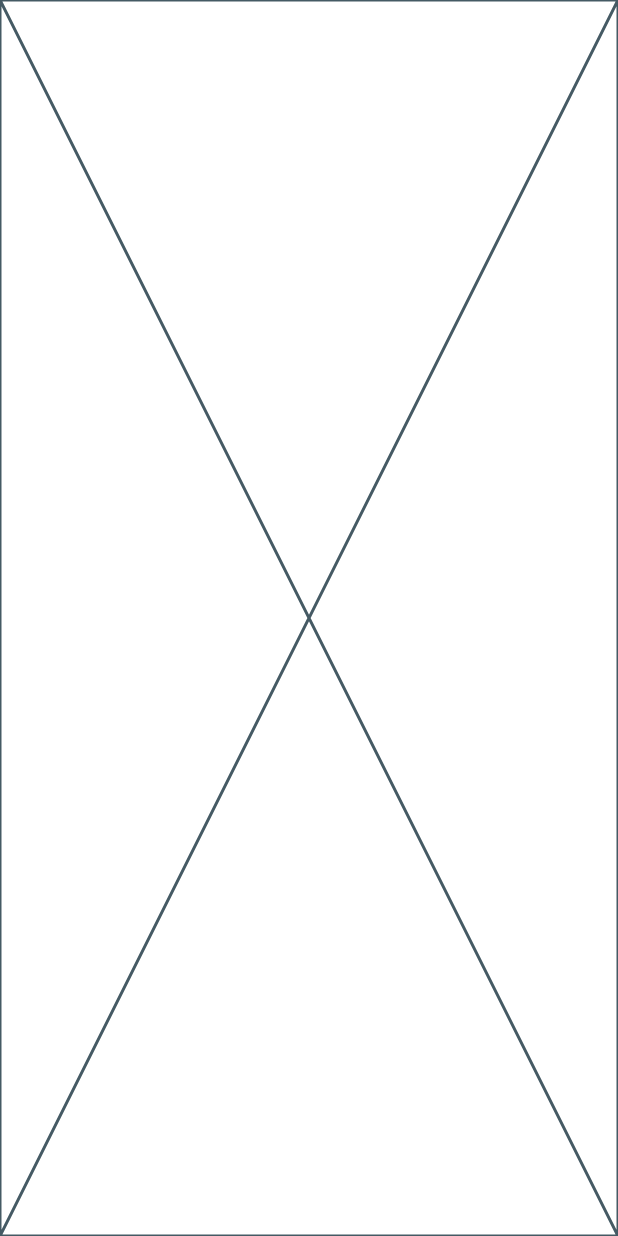
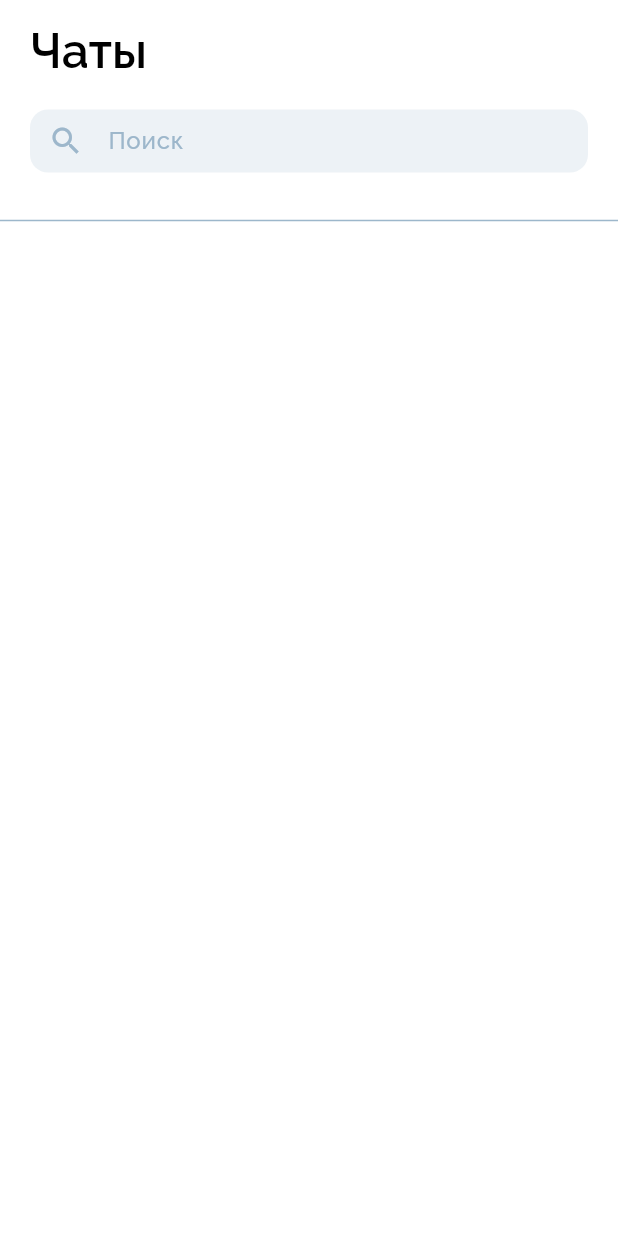
Before and after one commit to bukhanovskayamarina22/chat, a Flutter app: the screen it shows after launch, on a phone screen of 412 x 824 dp. Run offline on Flutter 3.47's test engine with Material 3 defaults, Android fonts, the phone set to English and light mode, and no system bars; our stand-ins replace firebase_core, google_fonts; accounts and stored records are empty.

Commit message:
renamed chats page to chats list page created a chats list page scaffold created a chat list page appbar fixed error in colorScheme (incorrect tetriary color)

```diff
--- /dev/null
+++ b/devtools_options.yaml
@@ -0,0 +1 @@
+extensions:
--- a/lib/main.dart
+++ b/lib/main.dart
@@ -1,23 +1,20 @@
 import 'package:firebase_core/firebase_core.dart';
+import 'package:flutter/material.dart';
+import 'package:test_assignment_chat/firebase_options.dart';
+import 'package:test_assignment_chat/pages/chats_list_page.dart';
 
-import 'package:flutter/material.dart';
-
-import 'package:test_assignment_chat/firebase_options.dart';
 import 'package:test_assignment_chat/theme.dart';
-import 'package:test_assignment_chat/widgets/avatar_with_gradient.dart';
-import 'package:test_assignment_chat/widgets/chat_card.dart';
-import 'package:test_assignment_chat/widgets/chats_page_chat_card.dart';
 
 Future<void> main() async {
   WidgetsFlutterBinding.ensureInitialized();
   await Firebase.initializeApp(
     options: DefaultFirebaseOptions.currentPlatform,
   );
-  runApp(MyApp());
+  runApp(const MyApp());
 }
 
 class MyApp extends StatelessWidget {
-  MyApp({super.key});
+  const MyApp({super.key});
 
   @override
   Widget build(BuildContext context) {
@@ -28,11 +25,8 @@
         useMaterial3: true,
       ),
       themeMode: ThemeMode.light,
-      home: Scaffold(
-          appBar: AppBar(
-            toolbarHeight: double.minPositive,
-          ),
-          body: Placeholder()),
+      // themeMode: ThemeMode.light,
+      home: const ChatsListPageScaffold(),
     );
   }
 }
--- /dev/null
+++ b/lib/pages/chats_list_page.dart
@@ -0,0 +1,66 @@
+import 'package:flutter/material.dart';
+
+class ChatsListPageScaffold extends StatelessWidget {
+  const ChatsListPageScaffold({
+    super.key,
+  });
+
+  @override
+  Widget build(BuildContext context) {
+    return const Scaffold(
+        body:Column(
+          children: [
+            ChatsListPageAppBar(),
+          ],
+        ));
+  }
+}
+
+class ChatsListPageAppBar extends StatelessWidget {
+  const ChatsListPageAppBar({
+    super.key,
+  });
+
+  @override
+  Widget build(BuildContext context) {
+    return SizedBox(
+        height: 169,
+        child: Column(
+          children: [
+            Padding(
+              padding: const EdgeInsets.only(top: 14, left: 20, right: 20),
+              child: Container(
+                alignment: Alignment.centerLeft,
+                child: Text(
+                            "Чаты",
+                            style: Theme.of(context).textTheme.headlineLarge,
+                          ),
+              ),
+            ),
+      const Padding(padding: EdgeInsets.only(top: 6)),
+      Padding(
+        padding: const EdgeInsets.only(top: 14, left: 20, right: 20),
+        child: Container(
+                decoration: BoxDecoration(
+                  borderRadius: BorderRadius.circular(12.0),
+                    color: Theme.of(context).colorScheme.secondary,
+                ),
+                height: 42,
+                child: TextField(
+                  decoration: InputDecoration(
+                    border: InputBorder.none,
+                    hintText: "Поиск",
+                    hintStyle: Theme.of(context).textTheme.bodyLarge!.copyWith(
+                        color: Theme.of(context).colorScheme.tertiary),
+                    prefixIcon: Icon(Icons.search, color: Theme.of(context).colorScheme.tertiary,),
+                  ),
+                ),
+              ),
+      ),
+            const Padding(padding: EdgeInsets.only(top: 24)),
+            Divider(color: Theme.of(context).colorScheme.tertiary,)
+          ],
+        ),
+      );
+  }
+}
--- a/lib/theme.dart
+++ b/lib/theme.dart
@@ -6,7 +6,7 @@ const ColorScheme colorScheme = ColorScheme.light(
   onPrimary: Color(0xff00521c),
   secondary: Color(0xffedf2f6),
   onSecondary: Color(0xff2b333e),
-  tertiary: Color(0xff9db7cd),
+  tertiary: Color(0xff9db7cb),
   surface: Color(0xffffffff),
   onSurface: Color(0xff000000),
   onSurfaceVariant: Color(0xff5e7a90),
```
Also changed, not shown: lib/widgets/chats_list_page_chat_card.dart (renamed from lib/widgets/chats_page_chat_card.dart, +14 -9 lines), lib/pages/chat_page.dart (added), pubspec.lock.
